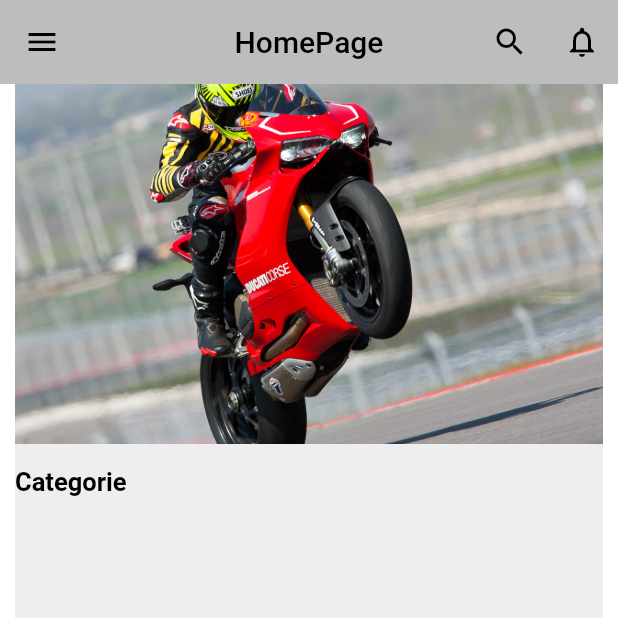
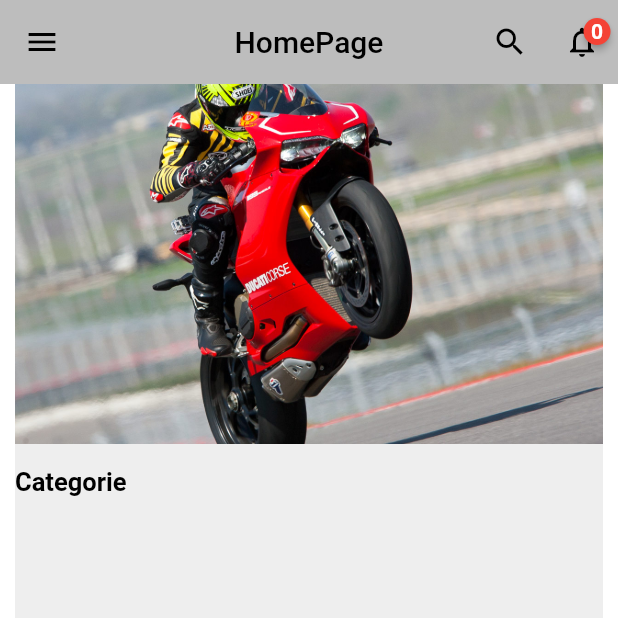
Before and after one commit to TNNam1408/E_Commerces_Flutter, a Flutter app: the screen it shows once a user with an empty profile is signed in, on a phone screen of 412 x 824 dp, the top half of it. Run offline on Flutter 3.47's test engine with Material 2 defaults, Android fonts, the phone set to English and light mode, and no system bars; drawn by our look-alikes of badges, carousel_pro; our stand-ins replace cloud_firestore, firebase_auth; missing offline and left inert: dart:ffi; accounts and stored records are empty.

Commit message:
20:01-19/08/2021

```diff
--- a/lib/main.dart
+++ b/lib/main.dart
@@ -22,6 +22,7 @@ class MyApp extends StatelessWidget {
   @override
   Widget build(BuildContext context) {
     return MaterialApp(
+      debugShowCheckedModeBanner: false,
       title: 'Flutter Demo',
       theme: ThemeData(
         primarySwatch: Colors.blue,
--- a/lib/provider/product_provider.dart
+++ b/lib/provider/product_provider.dart
@@ -134,4 +134,12 @@ class ProductProvider with ChangeNotifier {
   int get getCartModelListLength {
     return cartModelList.length;
   }
+
+  List<String>notificationList = [];
+  void addNotification(String notification){
+    notificationList.add(notification);
+  }
+  int get getNotificationIndex{
+    return notificationList.length;
+  }
 }
--- a/lib/screens/homepage.dart
+++ b/lib/screens/homepage.dart
@@ -4,6 +4,7 @@ import 'package:e_commerce/provider/category_provider.dart';
 import 'package:e_commerce/provider/product_provider.dart';
 import 'package:e_commerce/screens/detailscreen.dart';
 import 'package:e_commerce/screens/listproduct.dart';
+import 'package:e_commerce/widgets/notification_button.dart';
 import 'package:e_commerce/widgets/singleproduct.dart';
 import 'package:flutter/cupertino.dart';
 import 'package:flutter/material.dart';
@@ -601,10 +602,13 @@ class _HomePageState extends State<HomePage> {
             )),
         actions: [
           IconButton(
-              onPressed: () {}, icon: Icon(Icons.search, color: Colors.black)),
-          IconButton(
-              onPressed: () {},
-              icon: Icon(Icons.notifications_none, color: Colors.black)),
+            onPressed: () {},
+            icon: Icon(
+              Icons.search,
+              color: Colors.black,
+            ),
+          ),
+          NotificationButton(),
         ],
       ),
       body: Container(
--- /dev/null
+++ b/lib/widgets/notification_button.dart
@@ -0,0 +1,25 @@
+import 'package:e_commerce/screens/homepage.dart';
+import 'package:flutter/material.dart';
+import 'package:badges/badges.dart';
+import 'package:provider/provider.dart';
+import '../provider/product_provider.dart';
+class NotificationButton extends StatelessWidget {
+
+  @override
+  Widget build(BuildContext context) {
+    //ProductProvider productProvider = Provider.of<ProductProvider>(context);
+    return Badge(
+      position: BadgePosition(
+        start: 25 , top: 8,
+      ),
+      badgeContent: Text(productProvider.getNotificationIndex.toString(),style: TextStyle(color: Colors.white,fontWeight: FontWeight.bold),),
+      child: IconButton(
+        onPressed: () {},
+        icon: Icon(
+          Icons.notifications_none,
+          color: Colors.black,
+        ),
+      ),
+    );
+  }
+}
--- a/pubspec.yaml
+++ b/pubspec.yaml
@@ -32,6 +32,7 @@ dependencies:
   cloud_firestore: ^0.13.7
   carousel_pro: ^1.0.0
   provider: ^4.3.2
+  badges: ^1.1.1
 
 dev_dependencies:
   flutter_test:
```
Also changed, not shown: lib/screens/cartscreen.dart (+3 -7 lines), lib/screens/checkout.dart (+7 -11 lines), lib/screens/detailscreen.dart (+2 -7 lines), pubspec.lock.
